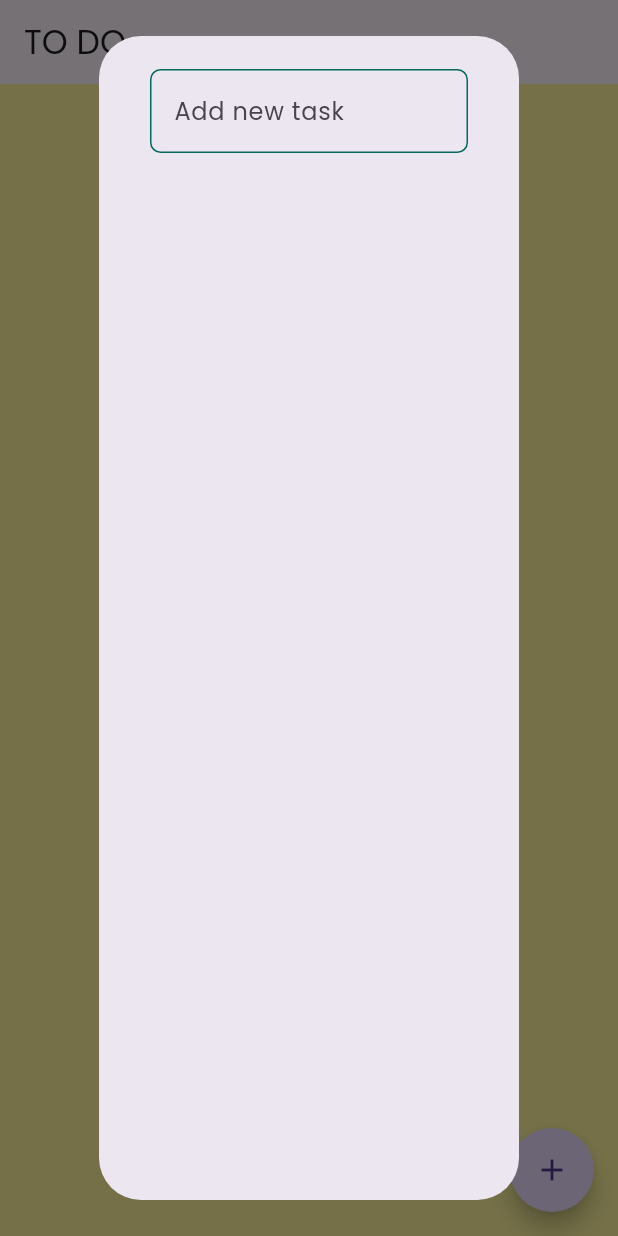
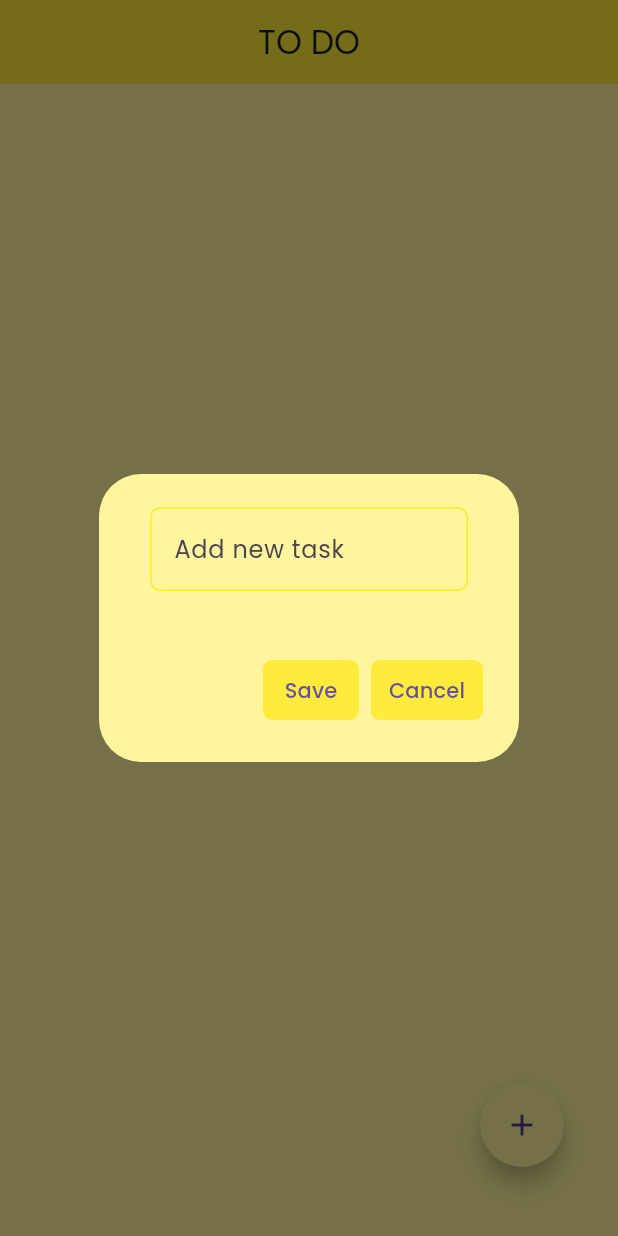
Before and after one commit to Hisamat7/fluttertest, a Flutter app: the screen it shows after launch, after a tap on the "add" icon, on a phone screen of 412 x 824 dp. Run offline on Flutter 3.47's test engine with Material 3 defaults, Android fonts, the light colour scheme and no system bars; our stand-ins replace flutter_screenutil, flutter_slidable, hive_flutter, shared_preferences; accounts and stored records are empty.

Commit message:
hive db completed

```diff
--- /dev/null
+++ b/lib/Hive_Exx/model/TodosModel.dart
@@ -0,0 +1,16 @@
+import 'package:hive_flutter/hive_flutter.dart';
+
+part 'TodosModel.g.dart';
+
+@HiveType(typeId: 1)
+class TodoModel {
+  @HiveField(0)
+  late String title;
+  @HiveField(1)
+  late DateTime time;
+  @HiveField(2)
+  late bool isCompleted;
+
+  TodoModel(
+      {required this.isCompleted, required this.time, required this.title});
+}
--- a/lib/Hive_Exx/screen/TodosHome.dart
+++ b/lib/Hive_Exx/screen/TodosHome.dart
@@ -1,4 +1,7 @@
 import 'package:flutter/material.dart';
+import 'package:flutter_application_1/Hive_Exx/model/TodosModel.dart';
+import 'package:flutter_application_1/Hive_Exx/service/TodoService.dart';
+import 'package:flutter_slidable/flutter_slidable.dart';
 
 class TodosHome extends StatefulWidget {
   const TodosHome({super.key});
@@ -9,25 +12,57 @@
 
 class _TodoshomeState extends State<TodosHome> {
   TextEditingController addcontroller = TextEditingController();
+  TodoService todoservice = TodoService();
+  List<TodoModel>? _todo = [];
+
+  Future<void> _loadTodo() async {
+    _todo = await todoservice.getalltodo();
+    setState(() {});
+  }
+
+  @override
+  void initState() {
+    super.initState();
+    _loadTodo();
+  }
+
   @override
   Widget build(BuildContext context) {
     return Scaffold(
       appBar: AppBar(
+        centerTitle: true,
+        backgroundColor: Colors.yellow,
         title: Text("TO DO"),
         elevation: 0,
       ),
       backgroundColor: Colors.yellow[200],
-      floatingActionButton: FloatingActionButton(onPressed: () {
-        _addDailog();
-      },
-      shape: CircleBorder(),
-      child: Icon(Icons.add),
+      floatingActionButton: Padding(
+        padding: const EdgeInsets.only(left: 20, right: 20, bottom: 30),
+        child: FloatingActionButton(
+          onPressed: () {
+            _addDailog();
+          },
+          backgroundColor: Colors.yellow[200],
+          shape: CircleBorder(),
+          child: Icon(Icons.add),
+        ),
       ),
       body: Container(
         child: ListView.builder(
-            itemCount: 3,
+            itemCount: _todo!.length,
             itemBuilder: (context, index) {
-              return ListTile();
+              final todo = _todo![index];
+              return listContainer(
+                index: index,
+                iscomplete: todo.isCompleted,
+                title: todo.title,
+                onChanged: (value) {
+                  setState(() {
+                    todo.isCompleted = value!;
+                    todoservice.updatetodo(index, todo);
+                  });
+                },
+              );
             }),
       ),
     );
@@ -38,7 +73,9 @@
         context: context,
         builder: (context) {
           return AlertDialog(
+            backgroundColor: Colors.yellow[200],
             content: Container(
+              height: 80,
               padding: EdgeInsets.only(left: 10, right: 10, top: 6),
               child: Column(
                 children: [
@@ -49,16 +86,105 @@
                         focusedBorder: OutlineInputBorder(
                             borderRadius: BorderRadius.circular(7),
                             borderSide: BorderSide(
-                                color: const Color.fromARGB(255, 1, 99, 88))),
+                                color:
+                                    const Color.fromARGB(255, 255, 250, 203))),
                         enabledBorder: OutlineInputBorder(
                             borderRadius: BorderRadius.circular(7),
                             borderSide: BorderSide(
-                                color: const Color.fromARGB(255, 3, 105, 93)))),
+                                color:
+                                    const Color.fromARGB(255, 255, 234, 42)))),
                   )
                 ],
               ),
             ),
+            actions: [
+              TextButton(
+                style: TextButton.styleFrom(
+                    backgroundColor: Colors.yellow,
+                    shape: RoundedRectangleBorder(
+                        borderRadius: BorderRadius.circular(6))),
+                onPressed: () async {
+                  if (addcontroller.text.isNotEmpty) {
+                    TodoModel newTodo = TodoModel(
+                      time: DateTime.now(),
+                      title: addcontroller.text,
+                      isCompleted: false,
+                    );
+                    await todoservice.addtodo(newTodo);
+                    addcontroller.clear();
+                    _loadTodo();
+                    Navigator.of(context).pop();
+                  }
+                },
+                child: Text(
+                  "Save",
+                ),
+              ),
+              TextButton(
+                style: TextButton.styleFrom(
+                  backgroundColor: Colors.yellow,
+                  shape: RoundedRectangleBorder(
+                      borderRadius: BorderRadius.circular(6)),
+                ),
+                onPressed: () {
+                  Navigator.of(context).pop();
+                },
+                child: Text(
+                  "Cancel",
+                ),
+              ),
+            ],
           );
         });
   }
+
+  Widget listContainer({
+    required int index,
+    required String title,
+    required bool iscomplete,
+    required Function(bool?) onChanged,
+  }) {
+    return Padding(
+      padding: const EdgeInsets.only(left: 24, right: 24, top: 30),
+      child: Slidable(
+        endActionPane: ActionPane(
+          motion: StretchMotion(),
+          children: [
+            SlidableAction(
+              backgroundColor: Colors.red,
+              icon: Icons.delete,
+              label: "Delete",
+              onPressed: (context) async {
+                await todoservice.deletetodo(index);
+                _loadTodo();
+              },
+            ),
+          ],
+        ),
+        child: Container(
+            padding: EdgeInsets.all(20),
+            decoration: BoxDecoration(
+              color: Colors.yellow,
+              borderRadius: BorderRadius.circular(10),
+            ),
+            child: Row(children: [
+              Checkbox(
+                value: iscomplete,
+                onChanged: onChanged,
+              ),
+              Padding(
+                padding: const EdgeInsets.all(12),
+                child: Text(
+                  title,
+                  style: TextStyle(
+                    decoration: iscomplete
+                        ? TextDecoration.lineThrough
+                        : TextDecoration.none,
+                  ),
+                ),
+              )
+            ])),
+      ),
+    );
+  }
 }
--- a/lib/Hive_Exx/service/TodoService.dart
+++ b/lib/Hive_Exx/service/TodoService.dart
@@ -0,0 +1,42 @@
+import 'package:flutter_application_1/Hive_Exx/model/TodosModel.dart';
+import 'package:hive_flutter/hive_flutter.dart';
+
+class TodoService {
+  Box<TodoModel>? _todos;
+
+  Future<void> openbox() async {
+    _todos = await Hive.openBox("todo");
+  }
+
+  Future<void> closebox() async {
+    _todos!.close();
+  }
+
+  Future<void> addtodo(TodoModel todo) async {
+    if (_todos == null) {
+      await openbox();
+    }
+    await _todos!.add(todo);
+  }
+
+  Future<List<TodoModel>> getalltodo() async {
+    if (_todos == null) {
+      await openbox();
+    }
+    return _todos!.values.toList();
+  }
+
+  Future<void> updatetodo(int index, TodoModel todo) async {
+    if (_todos == null) {
+      await openbox();
+    }
+    await _todos!.putAt(index, todo);
+  }
+
+  Future<void> deletetodo(int index) async {
+    if (_todos == null) {
+      await openbox();
+    }
+    await _todos!.deleteAt(index);
+  }
+}
--- a/lib/main.dart
+++ b/lib/main.dart
@@ -1,6 +1,8 @@
 import 'package:flutter/material.dart';
 import 'package:flutter_application_1/Exercise/RunningUi.dart';
+import 'package:flutter_application_1/Hive_Exx/model/TodosModel.dart';
 import 'package:flutter_application_1/Hive_Exx/screen/TodosHome.dart';
+import 'package:flutter_application_1/Hive_Exx/service/TodoService.dart';
 import 'package:flutter_application_1/HotelUi/HotelFirst.dart';
 import 'package:flutter_application_1/Named_routing/Running_Home.dart';
 import 'package:flutter_application_1/ScaffoldWidget.dart';
@@ -99,7 +101,10 @@
 //   ));
 // }
 
-void main(){
+void main() async {
+  await Hive.initFlutter();
+  Hive.registerAdapter(TodoModelAdapter());
+  await TodoService().openbox();
   runApp(ScreenUtilInit(
     designSize: Size(384, 805),
     minTextAdapt: true,
--- a/pubspec.yaml
+++ b/pubspec.yaml
@@ -33,6 +33,7 @@
   flutter:
     sdk: flutter
   flutter_screenutil: ^5.9.3
+  flutter_slidable: ^3.0.0
   hive_flutter: ^1.1.0
   hive_generator: ^2.0.1
   path: 1.9.0
```
Also changed, not shown: lib/Hive_Exx/model/TodosModel.g.dart (added), pubspec.lock.
